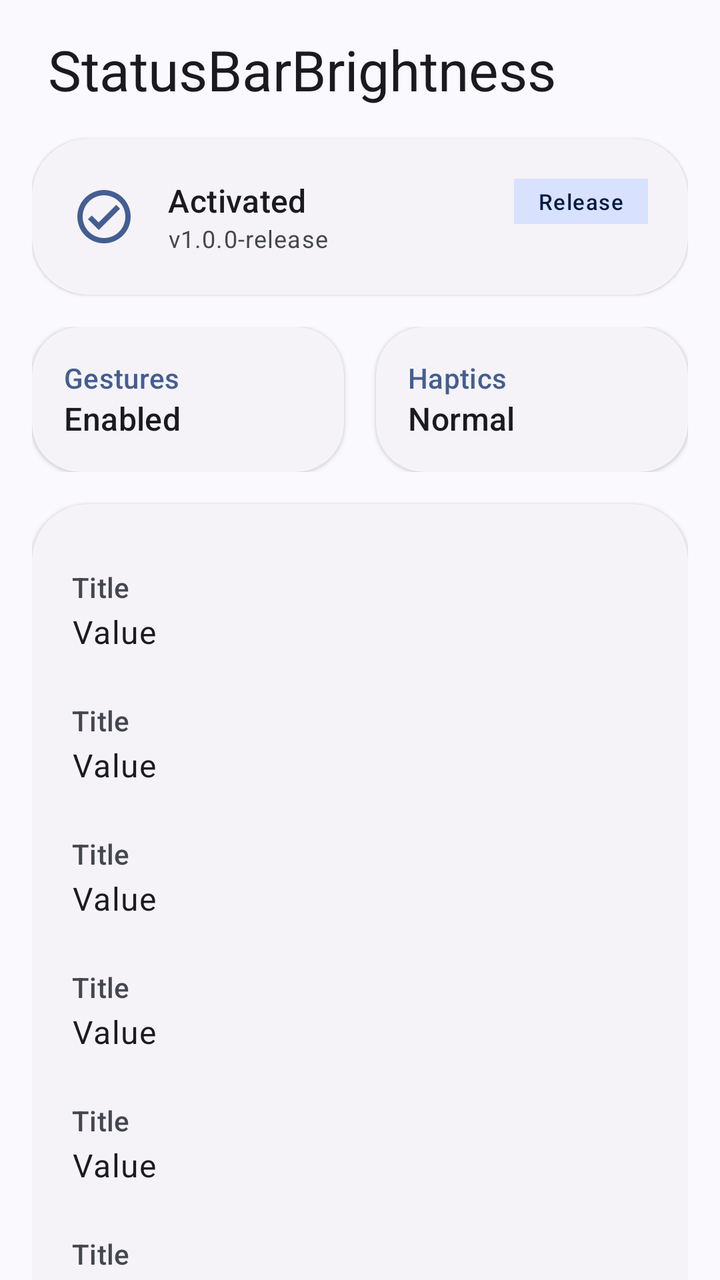
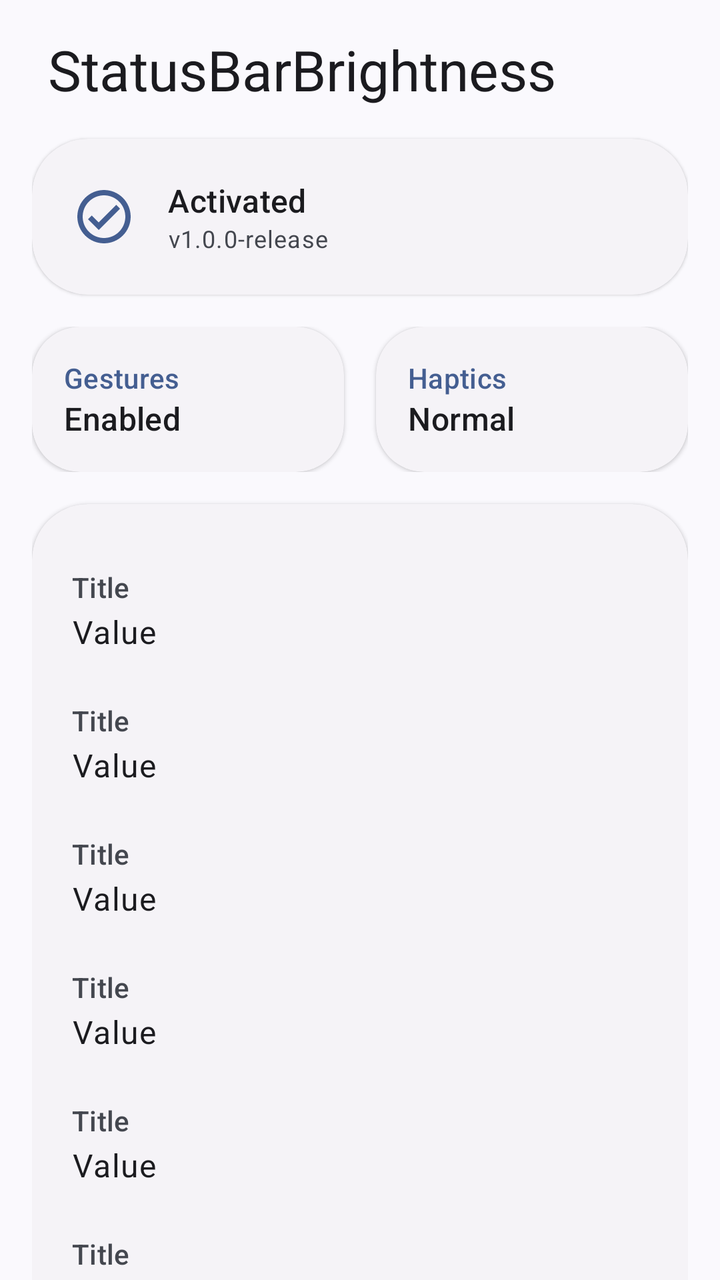

Before-and-after screenshots of an Android layout around one commit, followed by the original layout XML and the change that was made.
<!-- AndroidManifest.xml: application theme Theme.StatusBarBrightnessGesture -->
<!-- res/layout/fragment_home.xml -->
<?xml version="1.0" encoding="utf-8"?>
<androidx.core.widget.NestedScrollView xmlns:android="http://schemas.android.com/apk/res/android"
    xmlns:app="http://schemas.android.com/apk/res-auto"
    android:layout_width="match_parent"
    android:layout_height="match_parent"
    android:background="?android:attr/windowBackground">

    <LinearLayout
        android:layout_width="match_parent"
        android:layout_height="wrap_content"
        android:orientation="vertical"
        android:padding="16dp">

        <TextView
            android:layout_width="wrap_content"
            android:layout_height="wrap_content"
            android:layout_marginStart="8dp"
            android:layout_marginBottom="16dp"
            android:text="StatusBarBrightness"
            android:textAppearance="?attr/textAppearanceHeadlineMedium" />

        
        <com.google.android.material.card.MaterialCardView
            android:id="@+id/card_status"
            style="?attr/materialCardViewElevatedStyle"
            android:layout_width="match_parent"
            android:layout_height="wrap_content"
            android:layout_marginBottom="16dp"
            app:cardCornerRadius="28dp">

            <RelativeLayout
                android:layout_width="match_parent"
                android:layout_height="wrap_content"
                android:padding="20dp">

                <ImageView
                    android:id="@+id/status_icon"
                    android:layout_width="32dp"
                    android:layout_height="32dp"
                    android:layout_centerVertical="true"
                    android:src="@drawable/ic_check_circle"
                    app:tint="?attr/colorPrimary" />

                <LinearLayout
                    android:layout_width="wrap_content"
                    android:layout_height="wrap_content"
                    android:layout_centerVertical="true"
                    android:layout_marginStart="16dp"
                    android:layout_toEndOf="@id/status_icon"
                    android:orientation="vertical">

                    <TextView
                        android:id="@+id/status_title"
                        android:layout_width="wrap_content"
                        android:layout_height="wrap_content"
                        android:text="Activated"
                        android:textAppearance="?attr/textAppearanceTitleMedium" />

                    <TextView
                        android:id="@+id/status_subtitle"
                        android:layout_width="wrap_content"
                        android:layout_height="wrap_content"
                        android:text="v1.0.0-release"
                        android:textAppearance="?attr/textAppearanceBodySmall"
                        android:textColor="?android:attr/textColorSecondary" />
                </LinearLayout>

                
                <TextView
                    android:id="@+id/status_ribbon"
                    android:layout_width="wrap_content"
                    android:layout_height="wrap_content"
                    android:layout_alignParentEnd="true"
                    android:background="?attr/colorPrimaryContainer"
                    android:paddingHorizontal="12dp"
                    android:paddingVertical="4dp"
                    android:text="Release"
                    android:textAppearance="?attr/textAppearanceLabelSmall"
                    android:textColor="?attr/colorOnPrimaryContainer" />

            </RelativeLayout>
        </com.google.android.material.card.MaterialCardView>

        
        <LinearLayout
            android:layout_width="match_parent"
            android:layout_height="wrap_content"
            android:layout_marginBottom="16dp"
            android:orientation="horizontal">

            <com.google.android.material.card.MaterialCardView
                style="?attr/materialCardViewElevatedStyle"
                android:layout_width="0dp"
                android:layout_height="wrap_content"
                android:layout_marginEnd="8dp"
                android:layout_weight="1"
                app:cardCornerRadius="24dp">
                <LinearLayout
                    android:layout_width="match_parent"
                    android:layout_height="wrap_content"
                    android:orientation="vertical"
                    android:padding="16dp">
                    <TextView
                        android:layout_width="wrap_content"
                        android:layout_height="wrap_content"
                        android:text="Gestures"
                        android:textAppearance="?attr/textAppearanceLabelLarge"
                        android:textColor="?attr/colorPrimary" />
                    <TextView
                        android:id="@+id/stat_gestures"
                        android:layout_width="wrap_content"
                        android:layout_height="wrap_content"
                        android:text="Enabled"
                        android:textAppearance="?attr/textAppearanceTitleMedium" />
                </LinearLayout>
            </com.google.android.material.card.MaterialCardView>

            <com.google.android.material.card.MaterialCardView
                style="?attr/materialCardViewElevatedStyle"
                android:layout_width="0dp"
                android:layout_height="wrap_content"
                android:layout_marginStart="8dp"
                android:layout_weight="1"
                app:cardCornerRadius="24dp">
                <LinearLayout
                    android:layout_width="match_parent"
                    android:layout_height="wrap_content"
                    android:orientation="vertical"
                    android:padding="16dp">
                    <TextView
                        android:layout_width="wrap_content"
                        android:layout_height="wrap_content"
                        android:text="Haptics"
                        android:textAppearance="?attr/textAppearanceLabelLarge"
                        android:textColor="?attr/colorPrimary" />
                    <TextView
                        android:id="@+id/stat_haptics"
                        android:layout_width="wrap_content"
                        android:layout_height="wrap_content"
                        android:text="Normal"
                        android:textAppearance="?attr/textAppearanceTitleMedium" />
                </LinearLayout>
            </com.google.android.material.card.MaterialCardView>

        </LinearLayout>

        
        <com.google.android.material.card.MaterialCardView
            style="?attr/materialCardViewElevatedStyle"
            android:layout_width="match_parent"
            android:layout_height="wrap_content"
            android:layout_marginBottom="16dp"
            app:cardCornerRadius="28dp">

            <LinearLayout
                android:layout_width="match_parent"
                android:layout_height="wrap_content"
                android:orientation="vertical"
                android:padding="20dp">

                <include layout="@layout/row_info" android:id="@+id/info_build_time" />
                <include layout="@layout/row_info" android:id="@+id/info_android_version" />
                <include layout="@layout/row_info" android:id="@+id/info_lsposed_framework" />
                <include layout="@layout/row_info" android:id="@+id/info_lsposed_version" />
                <include layout="@layout/row_info" android:id="@+id/info_lsposed_api" />
                <include layout="@layout/row_info" android:id="@+id/info_device_model" />
                <include layout="@layout/row_info" android:id="@+id/info_architecture" />

            </LinearLayout>
        </com.google.android.material.card.MaterialCardView>

        
        <com.google.android.material.card.MaterialCardView
            style="?attr/materialCardViewElevatedStyle"
            android:layout_width="match_parent"
            android:layout_height="wrap_content"
            android:layout_marginBottom="32dp"
            app:cardCornerRadius="28dp">

            <LinearLayout
                android:layout_width="match_parent"
                android:layout_height="wrap_content"
                android:orientation="vertical"
                android:padding="20dp">

                <TextView
                    android:layout_width="wrap_content"
                    android:layout_height="wrap_content"
                    android:layout_marginBottom="12dp"
                    android:text="Encountered issues?"
                    android:textAppearance="?attr/textAppearanceTitleMedium" />

                <LinearLayout
                    android:layout_width="match_parent"
                    android:layout_height="wrap_content"
                    android:orientation="horizontal">

                    <LinearLayout
                        android:layout_width="0dp"
                        android:layout_height="wrap_content"
                        android:layout_weight="1"
                        android:orientation="vertical">
                        <TextView
                            android:layout_width="wrap_content"
                            android:layout_height="wrap_content"
                            android:text="Feedback on GitHub"
                            android:textAppearance="?attr/textAppearanceBodyMedium" />
                        <TextView
                            android:layout_width="wrap_content"
                            android:layout_height="wrap_content"
                            android:text="Join our Telegram channel"
                            android:textAppearance="?attr/textAppearanceBodyMedium"
                            android:layout_marginTop="4dp" />
                    </LinearLayout>

                    <ImageView
                        android:id="@+id/btn_github"
                        android:layout_width="24dp"
                        android:layout_height="24dp"
                        android:layout_gravity="center_vertical"
                        android:layout_marginEnd="16dp"
                        android:src="@drawable/ic_github"
                        app:tint="?attr/colorOnSurface" />

                    <ImageView
                        android:id="@+id/btn_telegram"
                        android:layout_width="24dp"
                        android:layout_height="24dp"
                        android:layout_gravity="center_vertical"
                        android:src="@drawable/ic_telegram"
                        app:tint="?attr/colorOnSurface" />

                </LinearLayout>

            </LinearLayout>
        </com.google.android.material.card.MaterialCardView>

    </LinearLayout>
</androidx.core.widget.NestedScrollView>
<!-- res/layout/row_info.xml (included above) -->
<?xml version="1.0" encoding="utf-8"?>
<LinearLayout xmlns:android="http://schemas.android.com/apk/res/android"
    android:layout_width="match_parent"
    android:layout_height="wrap_content"
    android:orientation="vertical"
    android:paddingVertical="12dp">

    <TextView
        android:id="@+id/row_title"
        android:layout_width="wrap_content"
        android:layout_height="wrap_content"
        android:text="Title"
        android:textAppearance="?attr/textAppearanceLabelLarge"
        android:textColor="?attr/colorOnSurfaceVariant" />

    <TextView
        android:id="@+id/row_value"
        android:layout_width="wrap_content"
        android:layout_height="wrap_content"
        android:layout_marginTop="2dp"
        android:text="Value"
        android:textAppearance="?attr/textAppearanceBodyLarge" />

</LinearLayout>
<!-- resources referenced by this layout -->
<resources>
  <!-- drawable ic_check_circle (drawable) -->
  <vector xmlns:android="http://schemas.android.com/apk/res/android"
      android:width="24dp"
      android:height="24dp"
      android:viewportWidth="24"
      android:viewportHeight="24">
    <path
        android:fillColor="#000000"
        android:pathData="M12,2C6.48,2 2,6.48 2,12s4.48,10 10,10 10,-4.48 10,-10S17.52,2 12,2zM12,20c-4.41,0 -8,-3.59 -8,-8s3.59,-8 8,-8 8,3.59 8,8 -3.59,8 -8,8zM16.59,7.58L10,14.17l-2.59,-2.58L6,13l4,4 8,-8z"/>
  </vector>
  <!-- drawable ic_github (drawable) -->
  <vector xmlns:android="http://schemas.android.com/apk/res/android"
      android:width="24dp"
      android:height="24dp"
      android:viewportWidth="24"
      android:viewportHeight="24">
    <path
        android:fillColor="#000000"
        android:pathData="M12,2A10,10 0,0 0,2 12c0,4.42 2.87,8.17 6.84,9.5 0.5,0.08 0.66,-0.23 0.66,-0.5V19.31c-2.78,0.6 -3.37,-1.34 -3.37,-1.34c-0.45,-1.15 -1.11,-1.46 -1.11,-1.46c-0.91,-0.62 0.07,-0.61 0.07,-0.61c1,0.07 1.53,1.03 1.53,1.03c0.89,1.52 2.34,1.08 2.91,0.83c0.09,-0.65 0.35,-1.09 0.63,-1.34c-2.22,-0.25 -4.55,-1.11 -4.55,-4.94c0,-1.09 0.39,-1.98 1.03,-2.67c-0.1,-0.25 -0.45,-1.27 0.1,-2.64c0,0 0.84,-0.27 2.75,0.31c0.79,-0.22 1.65,-0.33 2.5,-0.33c0.85,0 1.71,0.11 2.5,0.33c1.91,-0.58 2.75,-0.31 2.75,-0.31c0.55,1.37 0.2,2.39 0.1,2.64c0.64,0.69 1.03,1.58 1.03,2.67c0,3.84 -2.34,4.68 -4.57,4.93c0.36,0.31 0.68,0.92 0.68,1.85V21c0,0.27 0.16,0.59 0.67,0.5C19.14,20.16 22,16.42 22,12A10,10 0,0 0,12,2Z"/>
  </vector>
  <!-- drawable ic_telegram (drawable) -->
  <vector xmlns:android="http://schemas.android.com/apk/res/android"
      android:width="24dp"
      android:height="24dp"
      android:viewportWidth="24"
      android:viewportHeight="24">
    <path
        android:fillColor="#000000"
        android:pathData="M9.78,18.65l1.14,-4.42l4.34,4.42l3.41,-14.15l-16.17,6.42l4.88,1.54l1.14,4.42l2.25,-2.23l4.33,4.42l1.14,-4.42zM19.07,5.55l-2.86,11.87l-3.34,-3.41l-1.04,1.03l-0.87,-3.39l12.45,-4.94l-4.34,4.42l3.34,3.41l2.86,-11.87l1.14,4.42z"/>
  </vector>
  <style name="Theme.StatusBarBrightnessGesture" parent="Theme.Material3.DynamicColors.DayNight.NoActionBar">
      </style>
</resources>

<!-- the commit's change to res/layout/fragment_home.xml (unified diff, before → after) -->
@@ -65,19 +65,6 @@
                         android:textColor="?android:attr/textColorSecondary" />
                 </LinearLayout>
 
-                
-                <TextView
-                    android:id="@+id/status_ribbon"
-                    android:layout_width="wrap_content"
-                    android:layout_height="wrap_content"
-                    android:layout_alignParentEnd="true"
-                    android:background="?attr/colorPrimaryContainer"
-                    android:paddingHorizontal="12dp"
-                    android:paddingVertical="4dp"
-                    android:text="Release"
-                    android:textAppearance="?attr/textAppearanceLabelSmall"
-                    android:textColor="?attr/colorOnPrimaryContainer" />
-
             </RelativeLayout>
         </com.google.android.material.card.MaterialCardView>
 
@@ -160,7 +147,6 @@
 
                 <include layout="@layout/row_info" android:id="@+id/info_build_time" />
                 <include layout="@layout/row_info" android:id="@+id/info_android_version" />
-                <include layout="@layout/row_info" android:id="@+id/info_lsposed_framework" />
                 <include layout="@layout/row_info" android:id="@+id/info_lsposed_version" />
                 <include layout="@layout/row_info" android:id="@+id/info_lsposed_api" />
                 <include layout="@layout/row_info" android:id="@+id/info_device_model" />
@@ -205,12 +191,6 @@
                             android:layout_height="wrap_content"
                             android:text="Feedback on GitHub"
                             android:textAppearance="?attr/textAppearanceBodyMedium" />
-                        <TextView
-                            android:layout_width="wrap_content"
-                            android:layout_height="wrap_content"
-                            android:text="Join our Telegram channel"
-                            android:textAppearance="?attr/textAppearanceBodyMedium"
-                            android:layout_marginTop="4dp" />
                     </LinearLayout>
 
                     <ImageView
@@ -218,16 +198,7 @@
                         android:layout_width="24dp"
                         android:layout_height="24dp"
                         android:layout_gravity="center_vertical"
-                        android:layout_marginEnd="16dp"
                         android:src="@drawable/ic_github"
-                        app:tint="?attr/colorOnSurface" />
-
-                    <ImageView
-                        android:id="@+id/btn_telegram"
-                        android:layout_width="24dp"
-                        android:layout_height="24dp"
-                        android:layout_gravity="center_vertical"
-                        android:src="@drawable/ic_telegram"
                         app:tint="?attr/colorOnSurface" />
 
                 </LinearLayout>
<!-- resource entries referenced after the edit -->
@@ -20,16 +20,6 @@
         android:fillColor="#000000"
         android:pathData="M12,2A10,10 0,0 0,2 12c0,4.42 2.87,8.17 6.84,9.5 0.5,0.08 0.66,-0.23 0.66,-0.5V19.31c-2.78,0.6 -3.37,-1.34 -3.37,-1.34c-0.45,-1.15 -1.11,-1.46 -1.11,-1.46c-0.91,-0.62 0.07,-0.61 0.07,-0.61c1,0.07 1.53,1.03 1.53,1.03c0.89,1.52 2.34,1.08 2.91,0.83c0.09,-0.65 0.35,-1.09 0.63,-1.34c-2.22,-0.25 -4.55,-1.11 -4.55,-4.94c0,-1.09 0.39,-1.98 1.03,-2.67c-0.1,-0.25 -0.45,-1.27 0.1,-2.64c0,0 0.84,-0.27 2.75,0.31c0.79,-0.22 1.65,-0.33 2.5,-0.33c0.85,0 1.71,0.11 2.5,0.33c1.91,-0.58 2.75,-0.31 2.75,-0.31c0.55,1.37 0.2,2.39 0.1,2.64c0.64,0.69 1.03,1.58 1.03,2.67c0,3.84 -2.34,4.68 -4.57,4.93c0.36,0.31 0.68,0.92 0.68,1.85V21c0,0.27 0.16,0.59 0.67,0.5C19.14,20.16 22,16.42 22,12A10,10 0,0 0,12,2Z"/>
   </vector>
-  <!-- drawable ic_telegram (drawable) -->
-  <vector xmlns:android="http://schemas.android.com/apk/res/android"
-      android:width="24dp"
-      android:height="24dp"
-      android:viewportWidth="24"
-      android:viewportHeight="24">
-    <path
-        android:fillColor="#000000"
-        android:pathData="M9.78,18.65l1.14,-4.42l4.34,4.42l3.41,-14.15l-16.17,6.42l4.88,1.54l1.14,4.42l2.25,-2.23l4.33,4.42l1.14,-4.42zM19.07,5.55l-2.86,11.87l-3.34,-3.41l-1.04,1.03l-0.87,-3.39l12.45,-4.94l-4.34,4.42l3.34,3.41l2.86,-11.87l1.14,4.42z"/>
-  </vector>
   <style name="Theme.StatusBarBrightnessGesture" parent="Theme.Material3.DynamicColors.DayNight.NoActionBar">
       </style>
 </resources>
